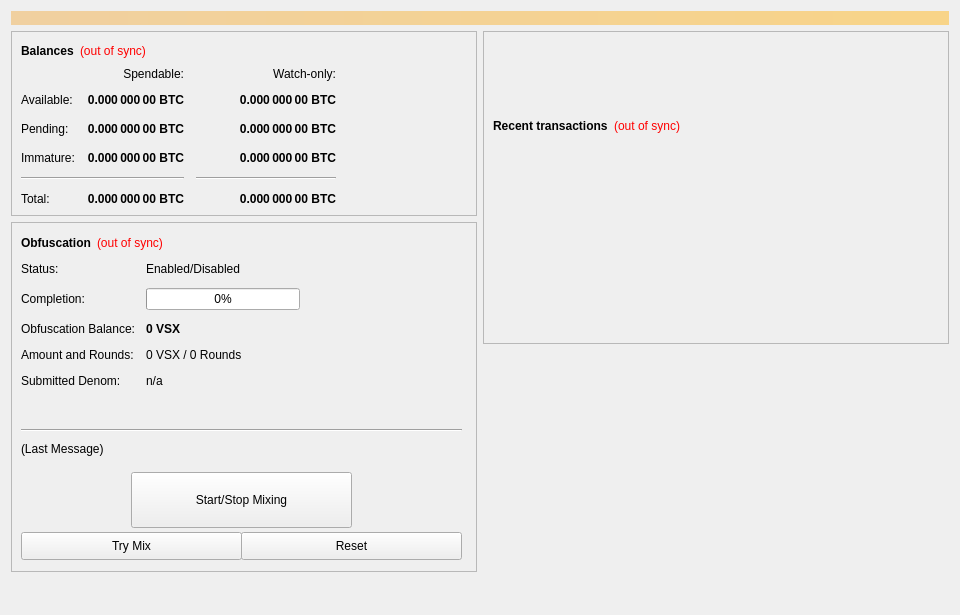
Above: src/qt/forms/overviewpage.ui from VsyncDEV/Vsync before the change. Below: the same form after it.
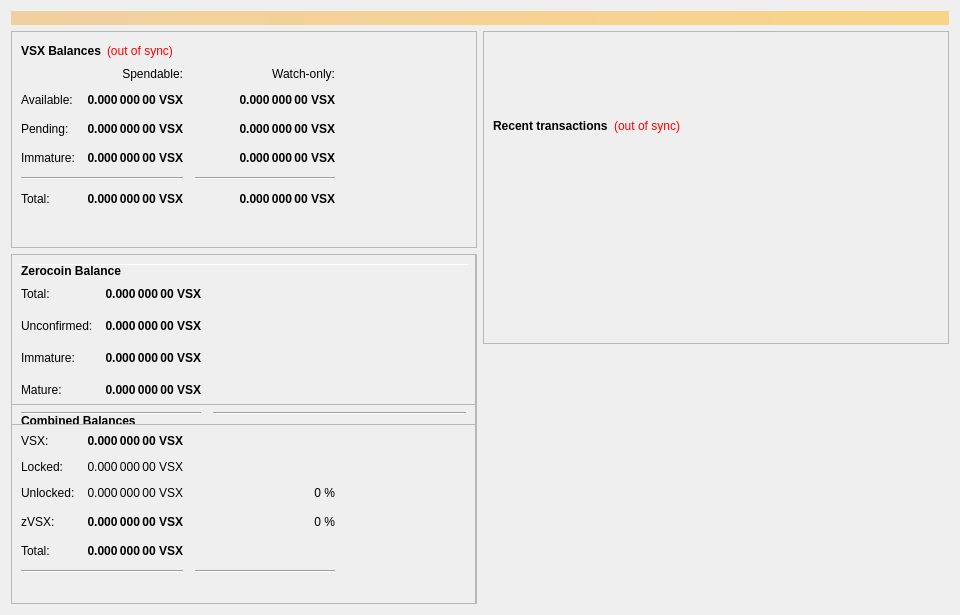
That is the form after the change.

The edit to the form file:
```diff
--- a/src/qt/forms/overviewpage.ui
+++ b/src/qt/forms/overviewpage.ui
@@ -60,7 +60,7 @@
                </font>
               </property>
               <property name="text">
-               <string>Balances</string>
+               <string>VSX Balances</string>
               </property>
              </widget>
             </item>
@@ -118,7 +118,7 @@
                <string>Unconfirmed transactions to watch-only addresses</string>
               </property>
               <property name="text">
-               <string notr="true">0.000 000 00 BTC</string>
+               <string notr="true">0.000 000 00 VSX</string>
               </property>
               <property name="alignment">
                <set>Qt::AlignRight|Qt::AlignTrailing|Qt::AlignVCenter</set>
@@ -143,7 +143,7 @@
                <string>Total of transactions that have yet to be confirmed, and do not yet count toward the spendable balance</string>
               </property>
               <property name="text">
-               <string notr="true">0.000 000 00 BTC</string>
+               <string notr="true">0.000 000 00 VSX</string>
               </property>
               <property name="alignment">
                <set>Qt::AlignRight|Qt::AlignTrailing|Qt::AlignVCenter</set>
@@ -168,7 +168,7 @@
                <string>Staked or masternode rewards in watch-only addresses that has not yet matured</string>
               </property>
               <property name="text">
-               <string notr="true">0.000 000 00 BTC</string>
+               <string notr="true">0.000 000 00 VSX</string>
               </property>
               <property name="alignment">
                <set>Qt::AlignRight|Qt::AlignTrailing|Qt::AlignVCenter</set>
@@ -226,7 +226,7 @@
                <string>Staked or masternode rewards that has not yet matured</string>
               </property>
               <property name="text">
-               <string notr="true">0.000 000 00 BTC</string>
+               <string notr="true">0.000 000 00 VSX</string>
               </property>
               <property name="alignment">
                <set>Qt::AlignRight|Qt::AlignTrailing|Qt::AlignVCenter</set>
@@ -271,7 +271,7 @@
                <string>Your current total balance</string>
               </property>
               <property name="text">
-               <string notr="true">0.000 000 00 BTC</string>
+               <string notr="true">0.000 000 00 VSX</string>
               </property>
               <property name="alignment">
                <set>Qt::AlignRight|Qt::AlignTrailing|Qt::AlignVCenter</set>
@@ -296,7 +296,7 @@
                <string>Current total balance in watch-only addresses</string>
               </property>
               <property name="text">
-               <string notr="true">0.000 000 00 BTC</string>
+               <string notr="true">0.000 000 00 VSX</string>
               </property>
               <property name="alignment">
                <set>Qt::AlignRight|Qt::AlignTrailing|Qt::AlignVCenter</set>
@@ -338,7 +338,7 @@
                <string>Your current spendable balance</string>
               </property>
               <property name="text">
-               <string notr="true">0.000 000 00 BTC</string>
+               <string notr="true">0.000 000 00 VSX</string>
               </property>
               <property name="alignment">
                <set>Qt::AlignRight|Qt::AlignTrailing|Qt::AlignVCenter</set>
@@ -363,7 +363,7 @@
                <string>Your current balance in watch-only addresses</string>
               </property>
               <property name="text">
-               <string notr="true">0.000 000 00 BTC</string>
+               <string notr="true">0.000 000 00 VSX</string>
               </property>
               <property name="alignment">
                <set>Qt::AlignRight|Qt::AlignTrailing|Qt::AlignVCenter</set>
@@ -392,6 +392,19 @@
             </item>
            </layout>
           </item>
+          <item>
+           <spacer name="verticalSpacer_4">
+            <property name="orientation">
+             <enum>Qt::Vertical</enum>
+            </property>
+            <property name="sizeHint" stdset="0">
+             <size>
+              <width>20</width>
+              <height>40</height>
+             </size>
+            </property>
+           </spacer>
+          </item>
          </layout>
         </widget>
        </item>
@@ -412,112 +425,6 @@
          <property name="frameShadow">
           <enum>QFrame::Raised</enum>
          </property>
-         <widget class="QWidget" name="formLayoutWidget">
-          <property name="geometry">
-           <rect>
-            <x>10</x>
-            <y>40</y>
-            <width>451</width>
-            <height>161</height>
-           </rect>
-          </property>
-          <layout class="QFormLayout" name="formLayout">
-           <property name="fieldGrowthPolicy">
-            <enum>QFormLayout::AllNonFixedFieldsGrow</enum>
-           </property>
-           <property name="horizontalSpacing">
-            <number>11</number>
-           </property>
-           <property name="verticalSpacing">
-            <number>12</number>
-           </property>
-           <item row="0" column="0">
-            <widget class="QLabel" name="label_6">
-             <property name="text">
-              <string>Status:</string>
-             </property>
-            </widget>
-           </item>
-           <item row="1" column="0">
-            <widget class="QLabel" name="label_7">
-             <property name="text">
-              <string>Completion:</string>
-             </property>
-            </widget>
-           </item>
-           <item row="1" column="1">
-            <widget class="QProgressBar" name="obfuscationProgress">
-             <property name="maximumSize">
-              <size>
-               <width>154</width>
-               <height>16777215</height>
-              </size>
-             </property>
-             <property name="value">
-              <number>0</number>
-             </property>
-            </widget>
-           </item>
-           <item row="2" column="0">
-            <widget class="QLabel" name="labelAnonymizedText">
-             <property name="text">
-              <string>Obfuscation Balance:</string>
-             </property>
-            </widget>
-           </item>
-           <item row="2" column="1">
-            <widget class="QLabel" name="labelAnonymized">
-             <property name="font">
-              <font>
-               <weight>75</weight>
-               <bold>true</bold>
-              </font>
-             </property>
-             <property name="text">
-              <string notr="true">0 VSX</string>
-             </property>
-            </widget>
-           </item>
-           <item row="3" column="0">
-            <widget class="QLabel" name="label_8">
-             <property name="text">
-              <string>Amount and Rounds:</string>
-             </property>
-            </widget>
-           </item>
-           <item row="3" column="1">
-            <widget class="QLabel" name="labelAmountRounds">
-             <property name="text">
-              <string>0 VSX / 0 Rounds</string>
-             </property>
-            </widget>
-           </item>
-           <item row="4" column="0">
-            <widget class="QLabel" name="label_9">
-             <property name="text">
-              <string>Submitted Denom:</string>
-             </property>
-            </widget>
-           </item>
-           <item row="4" column="1">
-            <widget class="QLabel" name="labelSubmittedDenom">
-             <property name="toolTip">
-              <string>The denominations you submitted to the Masternode.&lt;br&gt;To mix, other users must submit the exact same denominations.</string>
-             </property>
-             <property name="text">
-              <string>n/a</string>
-             </property>
-            </widget>
-           </item>
-           <item row="0" column="1">
-            <widget class="QLabel" name="obfuscationEnabled">
-             <property name="text">
-              <string>Enabled/Disabled</string>
-             </property>
-            </widget>
-           </item>
-          </layout>
-         </widget>
          <widget class="QPushButton" name="runAutoDenom">
           <property name="geometry">
            <rect>
@@ -955,179 +862,557 @@
            <bool>true</bool>
           </property>
          </widget>
-         <widget class="QPushButton" name="toggleObfuscation">
+         <widget class="Line" name="line">
           <property name="geometry">
            <rect>
-            <x>120</x>
-            <y>250</y>
-            <width>221</width>
-            <height>56</height>
-           </rect>
-          </property>
-          <property name="sizePolicy">
-           <sizepolicy hsizetype="MinimumExpanding" vsizetype="Fixed">
-            <horstretch>0</horstretch>
-            <verstretch>0</verstretch>
-           </sizepolicy>
-          </property>
-          <property name="text">
-           <string>Start/Stop Mixing</string>
-          </property>
-         </widget>
-         <widget class="Line" name="lineLastMessage">
-          <property name="geometry">
-           <rect>
-            <x>10</x>
-            <y>200</y>
-            <width>441</width>
-            <height>16</height>
+            <x>7</x>
+            <y>10</y>
+            <width>451</width>
+            <height>1</height>
            </rect>
           </property>
           <property name="orientation">
            <enum>Qt::Horizontal</enum>
           </property>
          </widget>
-         <widget class="QLabel" name="obfuscationStatus">
+         <widget class="QFrame" name="frame_3">
           <property name="geometry">
            <rect>
-            <x>10</x>
-            <y>220</y>
-            <width>451</width>
-            <height>61</height>
+            <x>0</x>
+            <y>150</y>
+            <width>465</width>
+            <height>201</height>
            </rect>
           </property>
-          <property name="minimumSize">
-           <size>
-            <width>288</width>
-            <height>43</height>
-           </size>
+          <property name="frameShape">
+           <enum>QFrame::StyledPanel</enum>
           </property>
-          <property name="text">
-           <string>(Last Message)</string>
+          <property name="frameShadow">
+           <enum>QFrame::Raised</enum>
           </property>
-          <property name="alignment">
-           <set>Qt::AlignLeading|Qt::AlignLeft|Qt::AlignTop</set>
-          </property>
-          <property name="wordWrap">
-           <bool>true</bool>
-          </property>
-         </widget>
-         <widget class="QPushButton" name="obfuscationAuto">
-          <property name="geometry">
-           <rect>
-            <x>10</x>
-            <y>310</y>
-            <width>221</width>
-            <height>28</height>
-           </rect>
-          </property>
-          <property name="sizePolicy">
-           <sizepolicy hsizetype="MinimumExpanding" vsizetype="Fixed">
-            <horstretch>0</horstretch>
-            <verstretch>0</verstretch>
-           </sizepolicy>
-          </property>
-          <property name="toolTip">
-           <string>Try to manually submit a Obfuscation request.</string>
-          </property>
-          <property name="text">
-           <string>Try Mix</string>
-          </property>
-         </widget>
-         <widget class="QPushButton" name="obfuscationReset">
-          <property name="geometry">
-           <rect>
-            <x>230</x>
-            <y>310</y>
-            <width>221</width>
-            <height>28</height>
-           </rect>
-          </property>
-          <property name="sizePolicy">
-           <sizepolicy hsizetype="MinimumExpanding" vsizetype="Fixed">
-            <horstretch>0</horstretch>
-            <verstretch>0</verstretch>
-           </sizepolicy>
-          </property>
-          <property name="toolTip">
-           <string>Reset the current status of Obfuscation (can interrupt Obfuscation if it's in the process of Mixing, which can cost you money!)</string>
-          </property>
-          <property name="autoFillBackground">
-           <bool>false</bool>
-          </property>
-          <property name="text">
-           <string>Reset</string>
-          </property>
-         </widget>
-         <widget class="QWidget" name="layoutWidget">
-          <property name="geometry">
-           <rect>
-            <x>10</x>
-            <y>10</y>
-            <width>431</width>
-            <height>22</height>
-           </rect>
-          </property>
-          <layout class="QHBoxLayout" name="horizontalLayout_5">
+          <layout class="QVBoxLayout" name="verticalLayout_5">
            <item>
-            <widget class="QLabel" name="label_2">
-             <property name="font">
-              <font>
-               <weight>75</weight>
-               <bold>true</bold>
-              </font>
-             </property>
-             <property name="text">
-              <string>Obfuscation</string>
-             </property>
-            </widget>
+            <layout class="QHBoxLayout" name="horizontalLayout_5" stretch="0">
+             <item>
+              <widget class="QLabel" name="label_5z">
+               <property name="maximumSize">
+                <size>
+                 <width>16777215</width>
+                 <height>20</height>
+                </size>
+               </property>
+               <property name="font">
+                <font>
+                 <weight>75</weight>
+                 <bold>true</bold>
+                </font>
+               </property>
+               <property name="toolTip">
+                <string>Combined Balances (including unconfirmed and immature coins)</string>
+               </property>
+               <property name="text">
+                <string>&lt;html&gt;&lt;head/&gt;&lt;body&gt;&lt;p&gt;Combined Balances&lt;/p&gt;&lt;/body&gt;&lt;/html&gt;</string>
+               </property>
+              </widget>
+             </item>
+            </layout>
            </item>
            <item>
-            <widget class="QLabel" name="labelObfuscationSyncStatus">
-             <property name="toolTip">
-              <string>The displayed information may be out of date. Your wallet automatically synchronizes with the Vsync network after a connection is established, but this process has not completed yet.</string>
+            <layout class="QGridLayout" name="gridLayout_3">
+             <property name="spacing">
+              <number>12</number>
              </property>
-             <property name="styleSheet">
-              <string notr="true">QLabel { color: red; }</string>
-             </property>
-             <property name="text">
-              <string notr="true">(out of sync)</string>
-             </property>
-             <property name="alignment">
-              <set>Qt::AlignLeading|Qt::AlignLeft|Qt::AlignVCenter</set>
-             </property>
-            </widget>
+             <item row="7" column="0" colspan="2">
+              <widget class="Line" name="lineSpendableBalance_3">
+               <property name="orientation">
+                <enum>Qt::Horizontal</enum>
+               </property>
+              </widget>
+             </item>
+             <item row="7" column="2">
+              <widget class="Line" name="lineWatchBalance_3">
+               <property name="sizePolicy">
+                <sizepolicy hsizetype="Preferred" vsizetype="Fixed">
+                 <horstretch>0</horstretch>
+                 <verstretch>0</verstretch>
+                </sizepolicy>
+               </property>
+               <property name="minimumSize">
+                <size>
+                 <width>140</width>
+                 <height>0</height>
+                </size>
+               </property>
+               <property name="orientation">
+                <enum>Qt::Horizontal</enum>
+               </property>
+              </widget>
+             </item>
+             <item row="4" column="1">
+              <widget class="QLabel" name="labelzBalancez">
+               <property name="font">
+                <font>
+                 <weight>75</weight>
+                 <bold>true</bold>
+                </font>
+               </property>
+               <property name="cursor">
+                <cursorShape>IBeamCursor</cursorShape>
+               </property>
+               <property name="toolTip">
+                <string>Total of transactions that have yet to be confirmed, and do not yet count toward the spendable balance</string>
+               </property>
+               <property name="text">
+                <string notr="true">0.000 000 00 VSX</string>
+               </property>
+               <property name="alignment">
+                <set>Qt::AlignRight|Qt::AlignTrailing|Qt::AlignVCenter</set>
+               </property>
+               <property name="textInteractionFlags">
+                <set>Qt::LinksAccessibleByMouse|Qt::TextSelectableByKeyboard|Qt::TextSelectableByMouse</set>
+               </property>
+              </widget>
+             </item>
+             <item row="6" column="1">
+              <widget class="QLabel" name="labelTotalz">
+               <property name="font">
+                <font>
+                 <weight>75</weight>
+                 <bold>true</bold>
+                </font>
+               </property>
+               <property name="cursor">
+                <cursorShape>IBeamCursor</cursorShape>
+               </property>
+               <property name="toolTip">
+                <string>Total Balance, including unconfirmed and immature coins.</string>
+               </property>
+               <property name="text">
+                <string notr="true">0.000 000 00 VSX</string>
+               </property>
+               <property name="alignment">
+                <set>Qt::AlignRight|Qt::AlignTrailing|Qt::AlignVCenter</set>
+               </property>
+               <property name="textInteractionFlags">
+                <set>Qt::LinksAccessibleByMouse|Qt::TextSelectableByKeyboard|Qt::TextSelectableByMouse</set>
+               </property>
+              </widget>
+             </item>
+             <item row="4" column="3">
+              <spacer name="horizontalSpacer_6">
+               <property name="orientation">
+                <enum>Qt::Horizontal</enum>
+               </property>
+               <property name="sizeHint" stdset="0">
+                <size>
+                 <width>40</width>
+                 <height>20</height>
+                </size>
+               </property>
+              </spacer>
+             </item>
+             <item row="6" column="0">
+              <widget class="QLabel" name="labelTotalTextz">
+               <property name="text">
+                <string>Total:</string>
+               </property>
+              </widget>
+             </item>
+             <item row="1" column="0">
+              <widget class="QLabel" name="labelBalanceTextz">
+               <property name="text">
+                <string>VSX:</string>
+               </property>
+              </widget>
+             </item>
+             <item row="1" column="1">
+              <widget class="QLabel" name="labelBalancez">
+               <property name="font">
+                <font>
+                 <weight>75</weight>
+                 <bold>true</bold>
+                </font>
+               </property>
+               <property name="cursor">
+                <cursorShape>IBeamCursor</cursorShape>
+               </property>
+               <property name="toolTip">
+                <string>Your current spendable balance</string>
+               </property>
+               <property name="text">
+                <string notr="true">0.000 000 00 VSX</string>
+               </property>
+               <property name="alignment">
+                <set>Qt::AlignRight|Qt::AlignTrailing|Qt::AlignVCenter</set>
+               </property>
+               <property name="textInteractionFlags">
+                <set>Qt::LinksAccessibleByMouse|Qt::TextSelectableByKeyboard|Qt::TextSelectableByMouse</set>
+               </property>
+              </widget>
+             </item>
+             <item row="4" column="0">
+              <widget class="QLabel" name="labelzBalanceTextz">
+               <property name="toolTip">
+                <string/>
+               </property>
+               <property name="text">
+                <string>zVSX:</string>
+               </property>
+              </widget>
+             </item>
+             <item row="4" column="2">
+              <widget class="QLabel" name="labelzVSXPercent">
+               <property name="toolTip">
+                <string>Current percentage of zVSX.
+If AutoMint is enabled this percentage will settle around the configured AutoMint percentage (default = 10%)</string>
+               </property>
+               <property name="text">
+                <string>0 %</string>
+               </property>
+               <property name="alignment">
+                <set>Qt::AlignRight|Qt::AlignTrailing|Qt::AlignVCenter</set>
+               </property>
+              </widget>
+             </item>
+             <item row="6" column="2">
+              <widget class="QLabel" name="label100Percent">
+               <property name="text">
+                <string/>
+               </property>
+               <property name="alignment">
+                <set>Qt::AlignRight|Qt::AlignTrailing|Qt::AlignVCenter</set>
+               </property>
+              </widget>
+             </item>
+             <item row="2" column="1">
+              <widget class="QLabel" name="labelLockedBalance">
+               <property name="toolTip">
+                <string>Locked VSX or Masternode collaterals. These are excluded from zVSX minting.</string>
+               </property>
+               <property name="text">
+                <string>0.000 000 00 VSX</string>
+               </property>
+               <property name="alignment">
+                <set>Qt::AlignRight|Qt::AlignTrailing|Qt::AlignVCenter</set>
+               </property>
+              </widget>
+             </item>
+             <item row="2" column="0">
+              <widget class="QLabel" name="labelLockedBalanceText">
+               <property name="toolTip">
+                <string>Locked VSX or Masternode collaterals. These are excluded from zVSX minting.</string>
+               </property>
+               <property name="text">
+                <string>Locked:</string>
+               </property>
+              </widget>
+             </item>
+             <item row="3" column="0">
+              <widget class="QLabel" name="labelUnLockedBalanceText">
+               <property name="toolTip">
+                <string>Unlocked VSXs. These can be used for zVSX minting.</string>
+               </property>
+               <property name="text">
+                <string>Unlocked:</string>
+               </property>
+              </widget>
+             </item>
+             <item row="3" column="1">
+              <widget class="QLabel" name="labelUnLockedBalance">
+               <property name="toolTip">
+                <string>Unlocked VSXs. These can be used for zVSX minting.</string>
+               </property>
+               <property name="text">
+                <string>0.000 000 00 VSX</string>
+               </property>
+               <property name="alignment">
+                <set>Qt::AlignRight|Qt::AlignTrailing|Qt::AlignVCenter</set>
+               </property>
+              </widget>
+             </item>
+             <item row="3" column="2">
+              <widget class="QLabel" name="labelVSXPercent">
+               <property name="text">
+                <string>0 %</string>
+               </property>
+               <property name="alignment">
+                <set>Qt::AlignRight|Qt::AlignTrailing|Qt::AlignVCenter</set>
+               </property>
+              </widget>
+             </item>
+            </layout>
            </item>
            <item>
-            <spacer name="horizontalSpacer_4">
+            <spacer name="verticalSpacer">
              <property name="orientation">
-              <enum>Qt::Horizontal</enum>
+              <enum>Qt::Vertical</enum>
              </property>
              <property name="sizeHint" stdset="0">
               <size>
-               <width>40</width>
-               <height>20</height>
+               <width>20</width>
+               <height>40</height>
               </size>
              </property>
             </spacer>
            </item>
           </layout>
          </widget>
+         <widget class="QFrame" name="frame_4">
+          <property name="geometry">
+           <rect>
+            <x>0</x>
+            <y>0</y>
+            <width>465</width>
+            <height>171</height>
+           </rect>
+          </property>
+          <property name="frameShape">
+           <enum>QFrame::StyledPanel</enum>
+          </property>
+          <property name="frameShadow">
+           <enum>QFrame::Raised</enum>
+          </property>
+          <layout class="QVBoxLayout" name="verticalLayout_7">
+           <item>
+            <layout class="QHBoxLayout" name="horizontalLayout_8" stretch="0">
+             <item>
+              <widget class="QLabel" name="label_5z_3">
+               <property name="maximumSize">
+                <size>
+                 <width>16777215</width>
+                 <height>20</height>
+                </size>
+               </property>
+               <property name="font">
+                <font>
+                 <weight>75</weight>
+                 <bold>true</bold>
+                </font>
+               </property>
+               <property name="text">
+                <string>Zerocoin Balance</string>
+               </property>
+              </widget>
+             </item>
+            </layout>
+           </item>
+           <item>
+            <layout class="QGridLayout" name="gridLayout_5">
+             <property name="spacing">
+              <number>12</number>
+             </property>
+             <item row="4" column="0">
+              <widget class="QLabel" name="labelzBalanceMatureText">
+               <property name="toolTip">
+                <string>Mature: more than 20 confirmation and more than 3 mints of the same denomination after it was minted.
+These zVSX are spendable.</string>
+               </property>
+               <property name="text">
+                <string>Mature:</string>
+               </property>
+              </widget>
+             </item>
+             <item row="5" column="0" colspan="2">
+              <widget class="Line" name="lineSpendableBalance_5">
+               <property name="orientation">
+                <enum>Qt::Horizontal</enum>
+               </property>
+              </widget>
+             </item>
+             <item row="1" column="1">
+              <widget class="QLabel" name="labelzBalance">
+               <property name="font">
+                <font>
+                 <weight>75</weight>
+                 <bold>true</bold>
+                </font>
+               </property>
+               <property name="cursor">
+                <cursorShape>IBeamCursor</cursorShape>
+               </property>
+               <property name="toolTip">
+                <string>All available zVSX, unconfirmed and immature zVSX included.</string>
+               </property>
+               <property name="text">
+                <string notr="true">0.000 000 00 VSX</string>
+               </property>
+               <property name="alignment">
+                <set>Qt::AlignRight|Qt::AlignTrailing|Qt::AlignVCenter</set>
+               </property>
+               <property name="textInteractionFlags">
+                <set>Qt::LinksAccessibleByMouse|Qt::TextSelectableByKeyboard|Qt::TextSelectableByMouse</set>
+               </property>
+              </widget>
+             </item>
+             <item row="5" column="2">
+              <widget class="Line" name="lineWatchBalance_5">
+               <property name="sizePolicy">
+                <sizepolicy hsizetype="Preferred" vsizetype="Fixed">
+                 <horstretch>0</horstretch>
+                 <verstretch>0</verstretch>
+                </sizepolicy>
+               </property>
+               <property name="minimumSize">
+                <size>
+                 <width>140</width>
+                 <height>0</height>
+                </size>
+               </property>
+               <property name="orientation">
+                <enum>Qt::Horizontal</enum>
+               </property>
+              </widget>
+             </item>
+             <item row="1" column="0">
+              <widget class="QLabel" name="labelzBalanceText">
+               <property name="toolTip">
+                <string>All available zVSX, unconfirmed and immature zVSX included.</string>
+               </property>
+               <property name="text">
+                <string>Total:</string>
+               </property>
+              </widget>
+             </item>
+             <item row="1" column="2">
+              <spacer name="horizontalSpacer_8">
+               <property name="orientation">
+                <enum>Qt::Horizontal</enum>
+               </property>
+               <property name="sizeHint" stdset="0">
+                <size>
+                 <width>40</width>
+                 <height>20</height>
+                </size>
+               </property>
+              </spacer>
+             </item>
+             <item row="4" column="2">
+              <spacer name="horizontalSpacer_4">
+               <property name="orientation">
+                <enum>Qt::Horizontal</enum>
+               </property>
+               <property name="sizeHint" stdset="0">
+                <size>
+                 <width>40</width>
+                 <height>20</height>
+                </size>
+               </property>
+              </spacer>
+             </item>
+             <item row="4" column="1">
+              <widget class="QLabel" name="labelzBalanceMature">
+               <property name="font">
+                <font>
+                 <weight>75</weight>
+                 <bold>true</bold>
+                </font>
+               </property>
+               <property name="toolTip">
+                <string>Mature: more than 20 confirmation and more than 3 mints of the same denomination after it was minted.
+These zVSX are spendable.</string>
+               </property>
+               <property name="text">
+                <string>0.000 000 00 VSX</string>
+               </property>
+               <property name="alignment">
+                <set>Qt::AlignRight|Qt::AlignTrailing|Qt::AlignVCenter</set>
+               </property>
+              </widget>
+             </item>
+             <item row="2" column="0">
+              <widget class="QLabel" name="labelzBalanceUnconfirmedText">
+               <property name="toolTip">
+                <string>Unconfirmed: less than 20 confirmations
+Immature: confirmed, but less than 3 mints of the same denomination after it was minted</string>
+               </property>
+               <property name="text">
+                <string>Unconfirmed:</string>
+               </property>
+              </widget>
+             </item>
+             <item row="2" column="1">
+              <widget class="QLabel" name="labelzBalanceUnconfirmed">
+               <property name="font">
+                <font>
+                 <weight>75</weight>
+                 <bold>true</bold>
+                </font>
+               </property>
+               <property name="toolTip">
+                <string>Unconfirmed: less than 20 confirmations
+Immature: confirmed, but less than 3 mints of the same denomination after it was minted</string>
+               </property>
+               <property name="text">
+                <string>0.000 000 00 VSX</string>
+               </property>
+               <property name="alignment">
+                <set>Qt::AlignRight|Qt::AlignTrailing|Qt::AlignVCenter</set>
+               </property>
+              </widget>
+             </item>
+             <item row="2" column="2">
+              <spacer name="horizontalSpacer_5">
+               <property name="orientation">
+                <enum>Qt::Horizontal</enum>
+               </property>
+               <property name="sizeHint" stdset="0">
+                <size>
+                 <width>40</width>
+                 <height>20</height>
+                </size>
+               </property>
+              </spacer>
+             </item>
+             <item row="3" column="0">
+              <widget class="QLabel" name="labelzBalanceImmatureText">
+               <property name="toolTip">
+                <string>Unconfirmed: less than 20 confirmations
+Immature: confirmed, but less than 3 mints of the same denomination after it was minted</string>
+               </property>
+               <property name="text">
+                <string>Immature:</string>
+               </property>
+              </widget>
+             </item>
+             <item row="3" column="1">
+              <widget class="QLabel" name="labelzBalanceImmature">
+               <property name="font">
+                <font>
+                 <weight>75</weight>
+                 <bold>true</bold>
+                </font>
+               </property>
+               <property name="toolTip">
+                <string>Unconfirmed: less than 20 confirmations
+Immature: confirmed, but less than 3 mints of the same denomination after it was minted</string>
+               </property>
+               <property name="text">
+                <string>0.000 000 00 VSX</string>
+               </property>
+               <property name="alignment">
+                <set>Qt::AlignRight|Qt::AlignTrailing|Qt::AlignVCenter</set>
+               </property>
+              </widget>
+             </item>
+             <item row="3" column="2">
+              <spacer name="horizontalSpacer_7">
+               <property name="orientation">
+                <enum>Qt::Horizontal</enum>
+               </property>
+               <property name="sizeHint" stdset="0">
+                <size>
+                 <width>40</width>
+                 <height>20</height>
+                </size>
+               </property>
+              </spacer>
+             </item>
+            </layout>
+           </item>
+          </layout>
+         </widget>
         </widget>
        </item>
-       <item>
-        <spacer name="verticalSpacer">
-         <property name="orientation">
-          <enum>Qt::Vertical</enum>
-         </property>
-         <property name="sizeHint" stdset="0">
-          <size>
-           <width>20</width>
-           <height>40</height>
-          </size>
-         </property>
-        </spacer>
-       </item>
       </layout>
      </item>
      <item>
```
